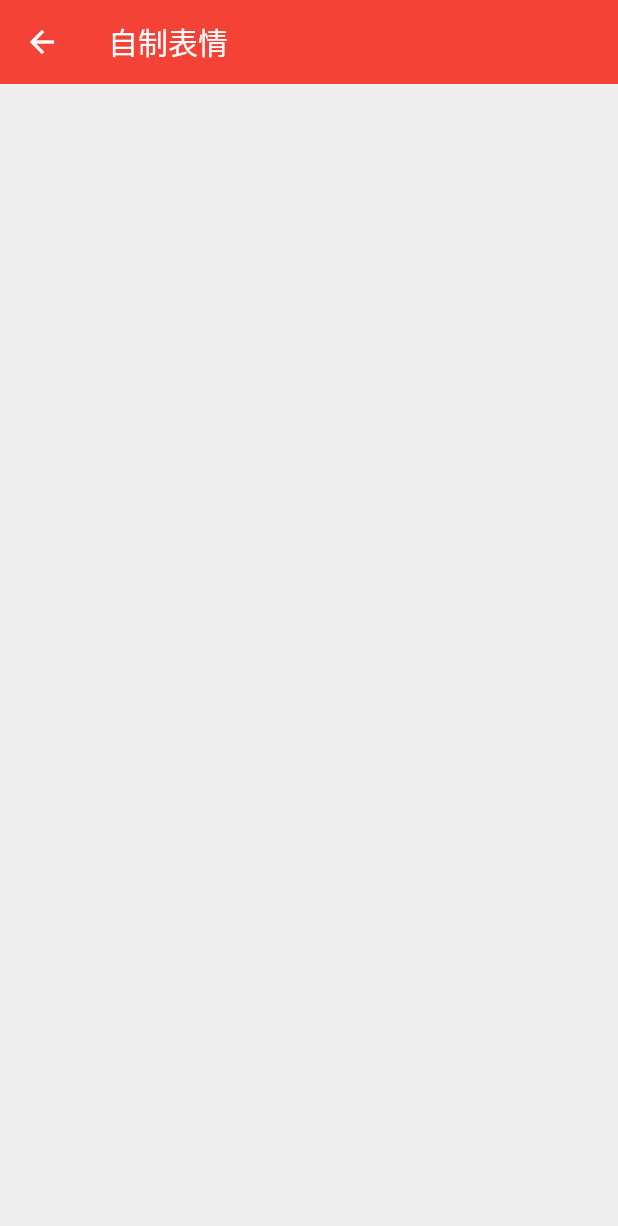
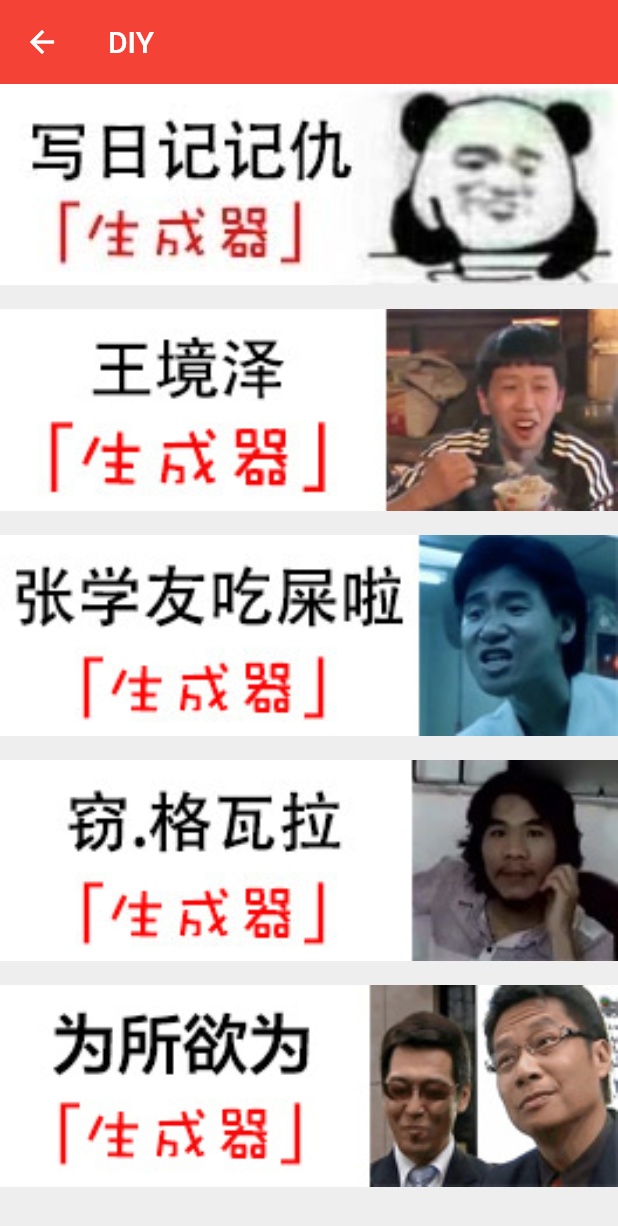
Before and after one commit to Samoy/fabiaoqing_flutter, a Flutter app: the DiyPage screen opened directly, on a phone screen of 412 x 824 dp. Shown: the top 1226 px of the screen. Run offline on Flutter 3.47's test engine with Material 2 defaults, Android fonts, the phone set to English and light mode, and no system bars; our stand-ins replace cached_network_image, dio, package_info, permission_handler, pull_to_refresh, shared_preferences and 1 more; missing offline and left inert: image_pickers, image_save, sharesdk_plugin; accounts and stored records are empty; generated files the repository leaves out were written again; network calls fail; Roboto replaces fonts that are missing (KuaiLe).

Commit message:
添加制图页面

```diff
--- a/lib/pages/diy_page.dart
+++ b/lib/pages/diy_page.dart
@@ -1,3 +1,4 @@
+import 'package:fabiaoqing/pages/gen_pic_page.dart';
 import 'package:flutter/material.dart';
 
 class DiyPage extends StatefulWidget {
@@ -8,14 +9,37 @@ class DiyPage extends StatefulWidget {
 }
 
 class _DiyState extends State<DiyPage> {
+  final _images = [
+    'images/xieriji.jpg',
+    'images/wangjingze.jpg',
+    'images/zhangxueyou.jpg',
+    'images/qiegewala.jpg',
+    'images/weisuoyuwei.jpg'
+  ];
+
   @override
   Widget build(BuildContext context) {
     return Scaffold(
       backgroundColor: Colors.grey[200],
       appBar: AppBar(
-        title: Text("自制表情", style: TextStyle(fontFamily: "KuaiLe")),
+        title: Text("DIY", style: TextStyle(fontFamily: "KuaiLe")),
         elevation: 0,
       ),
+      body: Container(
+          child: ListView.separated(
+              itemBuilder: (context, index) => InkWell(
+                    child: Image.asset(
+                      _images[index],
+                      width: double.infinity,
+                      fit: BoxFit.cover,
+                    ),
+                    onTap: () => Navigator.of(context).push(
+                        MaterialPageRoute(builder: (context) => GenPicPage())),
+                  ),
+              separatorBuilder: (context, index) => Divider(
+                    color: Colors.grey[200],
+                  ),
+              itemCount: _images.length)),
     );
   }
 }
```
Also changed, not shown: lib/pages/gen_pic_page.dart (added, +107 -0 lines), pubspec.yaml (+7 -0 lines), images/jichou.jpg (added), images/jichou_girl.jpg (added), images/qiegewala.jpg (added), images/wangjingze.jpg (added), images/weisuoyuwei.jpg (added), images/xieriji.jpg (added), images/zhangxueyou.jpg (added), pubspec.lock, 1 other file.
